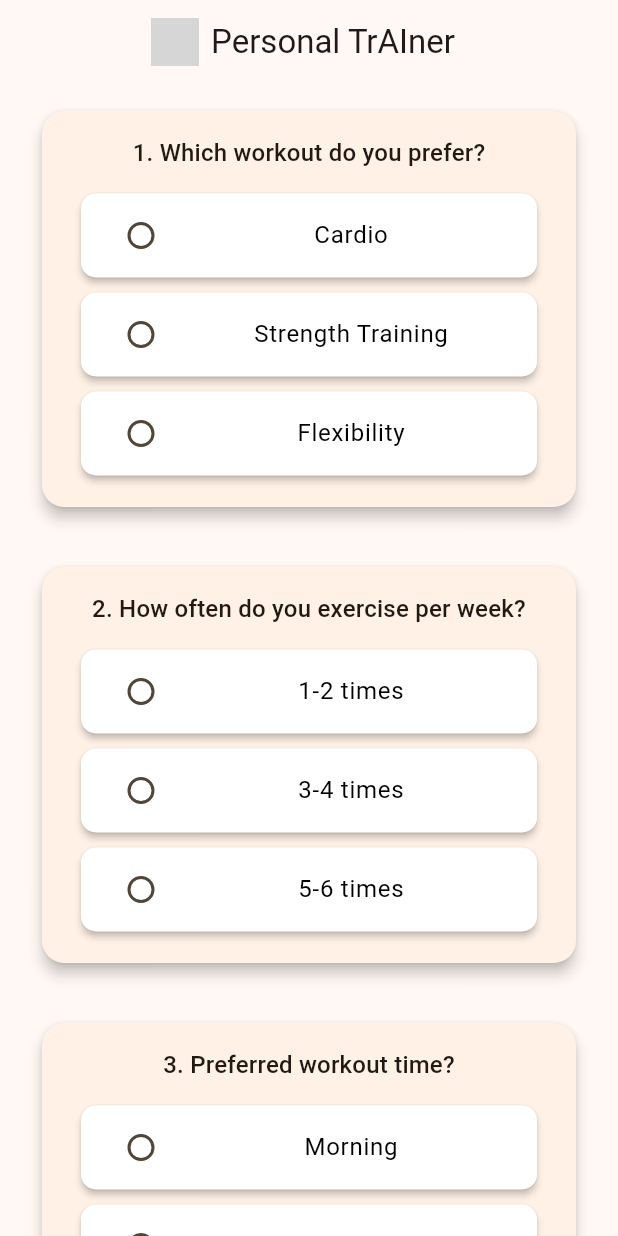
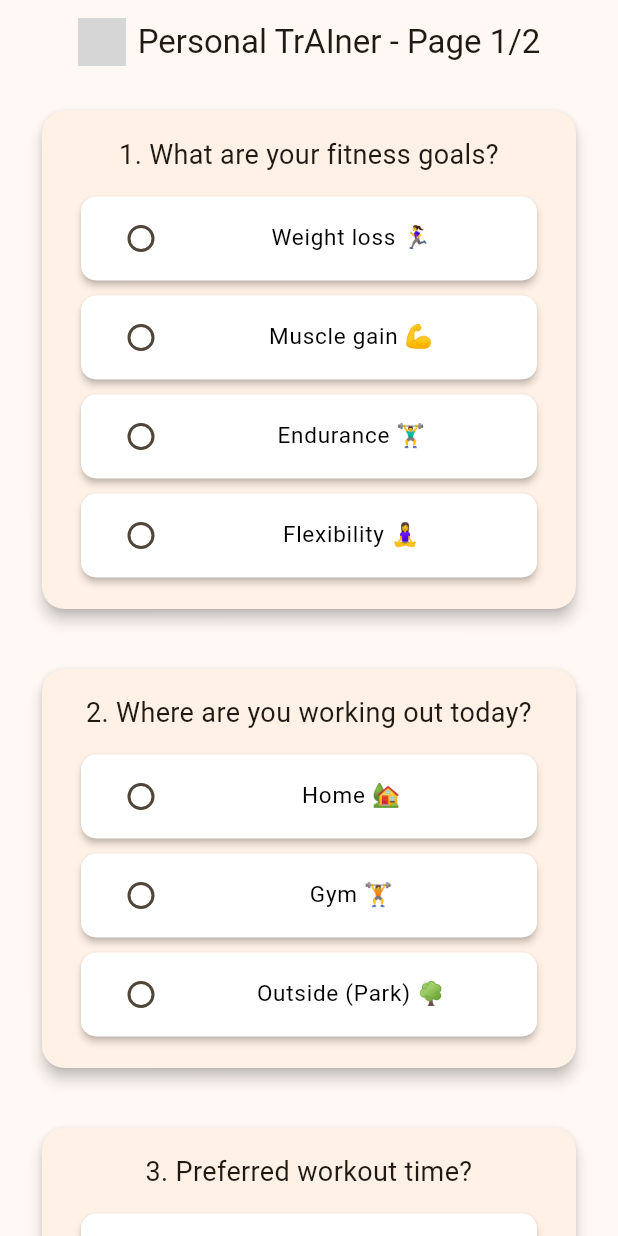
Before and after one commit to NKotani/gdsc2024_team1, a Flutter app: the screen it shows after launch, on a phone screen of 412 x 824 dp. Run offline on Flutter 3.47's test engine with Material 3 defaults, Android fonts, the phone set to English and light mode, and no system bars; our stand-ins replace google_generative_ai; grey boxes are pictures that could not be loaded.

```diff
--- a/lib/main.dart
+++ b/lib/main.dart
@@ -1,6 +1,8 @@
 import 'package:flutter/material.dart';
 import 'package:google_generative_ai/google_generative_ai.dart';
-import 'routine_page.dart';  // Import the RoutinePage
+import 'second_page.dart';
+import 'routine_page.dart';
+import 'radio_button_widget.dart';
 
 void main() {
   runApp(const MyApp());
@@ -12,7 +14,7 @@ class MyApp extends StatelessWidget {
   @override
   Widget build(BuildContext context) {
     return MaterialApp(
-      title: 'Personal TrAIner',
+      title: 'PTAI',
       theme: ThemeData(
         colorScheme: ColorScheme.fromSeed(
           brightness: Brightness.light,
@@ -20,76 +22,39 @@ class MyApp extends StatelessWidget {
         ),
         useMaterial3: true,
       ),
-      home: const ChatScreen(title: 'Personal TrAIner'),
+      home: const FirstPage(),
     );
   }
 }
 
-class ChatScreen extends StatefulWidget {
-  const ChatScreen({super.key, required this.title});
-
-  final String title;
+class FirstPage extends StatefulWidget {
+  const FirstPage({super.key});
 
   @override
-  State<ChatScreen> createState() => _ChatScreenState();
+  State<FirstPage> createState() => _FirstPageState();
 }
 
-class _ChatScreenState extends State<ChatScreen> {
-  static const apiKey = String.fromEnvironment('API_KEY');
-  late final GenerativeModel _model;
-  late final ChatSession _chat;
-
-  // Define the list of questions and their corresponding options
-  final List<Map<String, dynamic>> questions = [
+class _FirstPageState extends State<FirstPage> {
+  final List<Map<String, dynamic>> questionsPage1 = [
     {
-      'question': '1. Which workout do you prefer?',
-      'options': ['Cardio', 'Strength Training', 'Flexibility']
+      'question': '1. What are your fitness goals?',
+      'options': ['Weight loss 🏃‍♀️', 'Muscle gain 💪', 'Endurance 🏋️‍♂️', 'Flexibility 🧘‍♀️']
     },
     {
-      'question': '2. How often do you exercise per week?',
-      'options': ['1-2 times', '3-4 times', '5-6 times']
+      'question': '2. Where are you working out today?',
+      'options': ['Home 🏡', 'Gym 🏋️', 'Outside (Park) 🌳']
     },
     {
       'question': '3. Preferred workout time?',
-      'options': ['Morning', 'Afternoon', 'Evening']
+      'options': ['Morning ☀️', 'Afternoon 🌤️', 'Evening 🌙']
     },
   ];
 
-  // List to store the selected options for each question
-  List<String?> _selectedOptions = List<String?>.filled(3, null);
-
-  @override
-  void initState() {
-    super.initState();
-    _model = GenerativeModel(
-      model: 'gemini-pro',
-      apiKey: apiKey,
-    );
-    _chat = _model.startChat();
-  }
-
-  Future<void> _submitAnswers(BuildContext context) async {
-    // Combine the user's answers into a prompt
-    String userInput = _selectedOptions.whereType<String>().join(", ");
-
-    // Send the answers to the Gemini API and get the routine
-    final response = await _chat.sendMessage(
-      Content.text("Based on my answers: $userInput, can you recommend a fitness routine?"),
-    );
-    final routine = response.text ?? 'Error: No routine generated.';
-
-    // Navigate to the routine display page
-    Navigator.push(
-      context,
-      MaterialPageRoute(
-        builder: (context) => RoutinePage(routine: routine),
-      ),
-    );
-  }
+  List<String?> _selectedOptionsPage1 = List<String?>.filled(3, null);
 
   @override
   Widget build(BuildContext context) {
-    bool isAllAnswered = _selectedOptions.every((option) => option != null);
+    bool isPage1Completed = _selectedOptionsPage1.every((option) => option != null);
     return Scaffold(
       appBar: AppBar(
         title: Row(
@@ -98,41 +63,35 @@ class _ChatScreenState extends State<ChatScreen> {
             Image(
               image: AssetImage('logo-black.png'),
               fit: BoxFit.contain,
-              height: 32,
+              height: 32,  // Adjust the height of the image if needed
             ),
-            Container(
-              padding: const EdgeInsets.all(8.0),
-              child: Text(widget.title),
-            ),
+            const SizedBox(width: 8),  // Add some space between the image and the title
+            const Text('Personal TrAIner - Page 1/2'),
           ],
         ),
+        centerTitle: true,  // Center the title and image horizontally
       ),
-      // Center the content
       body: Center(
-        // Make the content scrollable
         child: SingleChildScrollView(
           child: Padding(
             padding: const EdgeInsets.all(8.0),
             child: Column(
-              mainAxisAlignment: MainAxisAlignment.center,
-              crossAxisAlignment: CrossAxisAlignment.center,  // Center the content horizontally
               children: [
-                // Displaying the questions with radio buttons
                 ListView.builder(
                   shrinkWrap: true,
                   physics: const NeverScrollableScrollPhysics(),
-                  itemCount: questions.length,
+                  itemCount: questionsPage1.length,
                   itemBuilder: (context, index) {
-                    final questionData = questions[index];
+                    final questionData = questionsPage1[index];
                     return Padding(
                       padding: const EdgeInsets.only(bottom: 20.0),
                       child: RadioButtonWidget(
                         question: questionData['question'],
                         options: questionData['options'],
-                        selectedOption: _selectedOptions[index],
+                        selectedOption: _selectedOptionsPage1[index],
                         onChanged: (value) {
                           setState(() {
-                            _selectedOptions[index] = value;
+                            _selectedOptionsPage1[index] = value;
                           });
                         },
                       ),
@@ -142,13 +101,19 @@ class _ChatScreenState extends State<ChatScreen> {
                 SizedBox(
                   width: MediaQuery.of(context).size.width * 0.8,
                   child: ElevatedButton(
-                    onPressed: isAllAnswered
-                        ? () => _submitAnswers(context)  // Submit answers to the API
-                        : null,  // Disable button if not all options are selected
-                    style: ElevatedButton.styleFrom(
-                      padding: const EdgeInsets.symmetric(vertical: 15),  // Make the button taller
-                    ),
-                    child: const Text('Submit'),
+                    onPressed: isPage1Completed
+                        ? () {
+                            Navigator.push(
+                              context,
+                              MaterialPageRoute(
+                                builder: (context) => SecondPage(
+                                  answersPage1: _selectedOptionsPage1,
+                                ),
+                              ),
+                            );
+                          }
+                        : null,
+                    child: const Text('Next'),
                   ),
                 ),
               ],
@@ -159,70 +124,3 @@ class _ChatScreenState extends State<ChatScreen> {
     );
   }
 }
-
-class RadioButtonWidget extends StatelessWidget {
-  const RadioButtonWidget({
-    Key? key,
-    required this.question,
-    required this.options,
-    required this.selectedOption,
-    required this.onChanged,
-  }) : super(key: key);
-
-  final String question;
-  final List<String> options;
-  final String? selectedOption;
-  final ValueChanged<String?> onChanged;
-
-  @override
-  Widget build(BuildContext context) {
-    return Card(
-      elevation: 4.0,  // Add some elevation to give the card a shadow effect
-      shape: RoundedRectangleBorder(
-        borderRadius: BorderRadius.circular(15.0),  // Rounded edges for the card
-      ),
-      margin: const EdgeInsets.symmetric(vertical: 10, horizontal: 20),  // Set margin for spacing
-      child: Padding(
-        padding: const EdgeInsets.all(16.0),  // Add padding inside the card
-        child: Column(
-          crossAxisAlignment: CrossAxisAlignment.center,  // Center the content
-          children: <Widget>[
-            Text(
-              question,
-              textAlign: TextAlign.center,  // Center the question text
-              style: Theme.of(context).textTheme.titleMedium,
-            ),
-            const SizedBox(height: 10),
-            // Center and generate radio buttons for the given options, each inside a narrow card
-            Column(
-              crossAxisAlignment: CrossAxisAlignment.center,  // Center the options horizontally
-              children: options.map((option) {
-                return Card(
-                  color: Colors.white,  // Set background color for the card
-                  margin: const EdgeInsets.symmetric(vertical: 5, horizontal: 10), // Narrow card for each option
-                  shape: RoundedRectangleBorder(
-                    borderRadius: BorderRadius.circular(10.0),
-                  ),
-                  elevation: 2.0,  // Add some elevation for the option cards
-                  child: ListTile(
-                    title: Center(
-                      child: Text(
-                        option,
-                        style: const TextStyle(color: Colors.black),  // Set option text color to black
-                      ),
-                    ),
-                    leading: Radio<String>(
-                      value: option,
-                      groupValue: selectedOption,
-                      onChanged: onChanged,
-                    ),
-                  ),
-                );
-              }).toList(),
-            ),
-          ],
-        ),
-      ),
-    );
-  }
-}
--- /dev/null
+++ b/lib/radio_button_widget.dart
@@ -0,0 +1,73 @@
+import 'package:flutter/material.dart';
+
+class RadioButtonWidget extends StatelessWidget {
+  const RadioButtonWidget({
+    Key? key,
+    required this.question,
+    required this.options,
+    required this.selectedOption,
+    required this.onChanged,
+  }) : super(key: key);
+
+  final String question;
+  final List<String> options;
+  final String? selectedOption;
+  final ValueChanged<String?> onChanged;
+
+  @override
+  Widget build(BuildContext context) {
+    return Card(
+      elevation: 4.0,  // Add some elevation to give the card a shadow effect
+      shape: RoundedRectangleBorder(
+        borderRadius: BorderRadius.circular(15.0),  // Rounded edges for the card
+      ),
+      margin: const EdgeInsets.symmetric(vertical: 10, horizontal: 20),  // Set margin for spacing
+      child: Padding(
+        padding: const EdgeInsets.all(16.0),  // Add padding inside the card
+        child: Column(
+          crossAxisAlignment: CrossAxisAlignment.center,  // Center the content
+          children: <Widget>[
+            Text(
+              question,
+              textAlign: TextAlign.center,  // Center the question text
+              style: const TextStyle(
+                fontSize: 18.0,  // You can adjust this size as needed
+              ),
+            ),
+            const SizedBox(height: 10),
+            // Generate radio buttons for the given options
+            Column(
+              crossAxisAlignment: CrossAxisAlignment.center,
+              children: options.map((option) {
+                return Card(
+                  color: Colors.white,  // Set the background color to white
+                  margin: const EdgeInsets.symmetric(vertical: 5, horizontal: 10),
+                  shape: RoundedRectangleBorder(
+                    borderRadius: BorderRadius.circular(10.0),  // Rounded edges for each option
+                  ),
+                  elevation: 2.0,  // Add some elevation for the option cards
+                  child: ListTile(
+                    title: Center(
+                      child: Text(
+                        option,
+                        style: const TextStyle(
+                          fontSize: 15.0,  // Increase font size slightly to show emojis fully
+                          color: Colors.black,  // Set text color to black
+                        ),
+                      ),
+                    ),
+                    leading: Radio<String>(
+                      value: option,
+                      groupValue: selectedOption,
+                      onChanged: onChanged,
+                    ),
+                  ),
+                );
+              }).toList(),
+            ),
+          ],
+        ),
+      ),
+    );
+  }
+}
```
Also changed, not shown: lib/question_answer_page.dart (added, +117 -0 lines), lib/question_page.dart (added, +93 -0 lines), lib/routine_page.dart (+48 -3 lines), lib/second_page.dart (added, +157 -0 lines).
